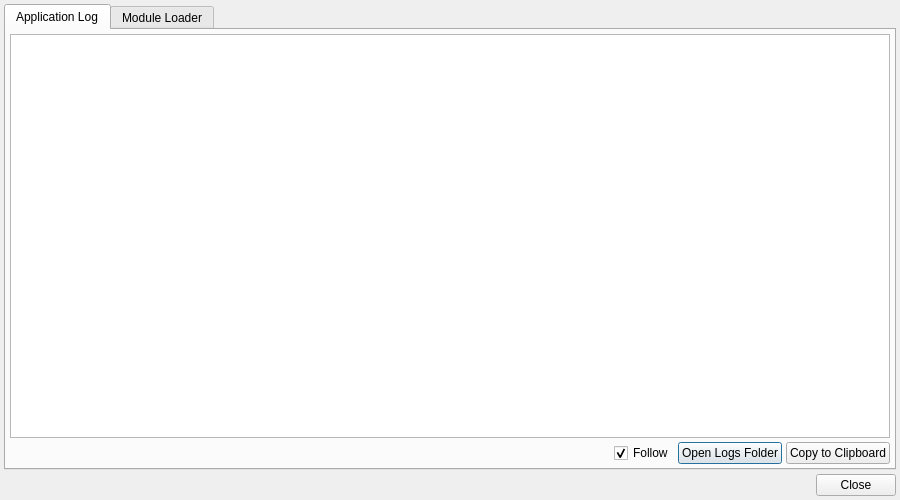
Qt form src/logviewdialog.ui (syntalos/syntalos) before a commit.
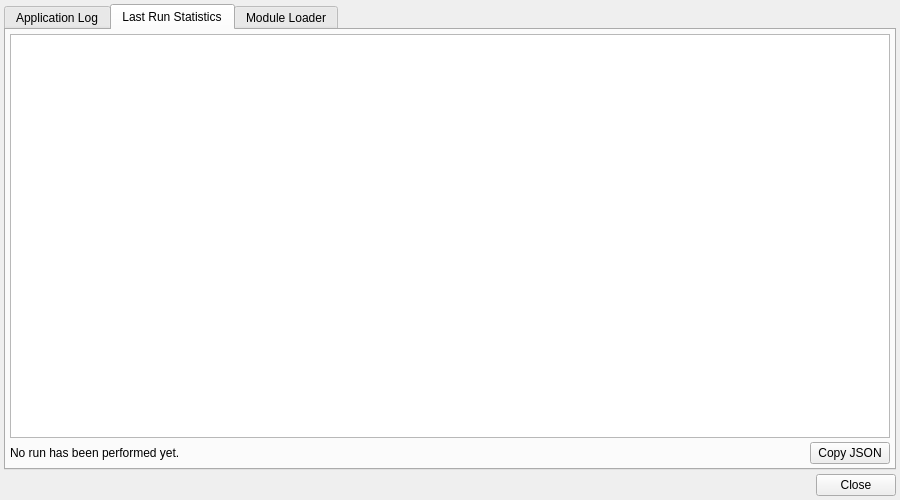
The same form after that commit. The open tabs and pages were chosen to show the change. Icons and pictures are not drawn.

Commit message:
Gather & expose all instrumentation data we have as JSON and HTML reports
Very useful when benchmarking Syntalos and to expand upon in future.

The thread/process tracking is really, really ugly - in future, cgroups
might help us to at least account for CPU usage accurately, and to
permit net things like managing module memory limits, but for now we
don't add that additional complexity.

```diff
--- a/src/logviewdialog.ui
+++ b/src/logviewdialog.ui
@@ -138,6 +138,81 @@
        </item>
       </layout>
      </widget>
+     <widget class="QWidget" name="tabRunStats">
+      <attribute name="icon">
+       <iconset theme="view-statistics"/>
+      </attribute>
+      <attribute name="title">
+       <string>Last Run Statistics</string>
+      </attribute>
+      <layout class="QVBoxLayout" name="runStatsLayout">
+       <property name="spacing">
+        <number>4</number>
+       </property>
+       <property name="leftMargin">
+        <number>4</number>
+       </property>
+       <property name="topMargin">
+        <number>4</number>
+       </property>
+       <property name="rightMargin">
+        <number>4</number>
+       </property>
+       <property name="bottomMargin">
+        <number>4</number>
+       </property>
+       <item>
+        <widget class="QTextBrowser" name="runStatsView">
+         <property name="undoRedoEnabled">
+          <bool>false</bool>
+         </property>
+         <property name="readOnly">
+          <bool>true</bool>
+         </property>
+         <property name="openLinks">
+          <bool>false</bool>
+         </property>
+        </widget>
+       </item>
+       <item>
+        <layout class="QHBoxLayout" name="runStatsBottomLayout">
+         <item>
+          <widget class="QLabel" name="lblRunStatsInfo">
+           <property name="text">
+            <string>No run has been performed yet.</string>
+           </property>
+          </widget>
+         </item>
+         <item>
+          <spacer name="runStatsSpacer">
+           <property name="orientation">
+            <enum>Qt::Orientation::Horizontal</enum>
+           </property>
+           <property name="sizeHint" stdset="0">
+            <size>
+             <width>40</width>
+             <height>20</height>
+            </size>
+           </property>
+          </spacer>
+         </item>
+         <item>
+          <widget class="QPushButton" name="btnCopyRunStatsJson">
+           <property name="toolTip">
+            <string>Copy the statistics of the last run as JSON to the clipboard</string>
+           </property>
+           <property name="text">
+            <string>Copy JSON</string>
+           </property>
+           <property name="icon">
+            <iconset theme="edit-copy"/>
+           </property>
+          </widget>
+         </item>
+        </layout>
+       </item>
+      </layout>
+     </widget>
      <widget class="QWidget" name="tabModLoader">
       <attribute name="icon">
        <iconset theme="plugins"/>
```
The commit also changes 24 other files.
